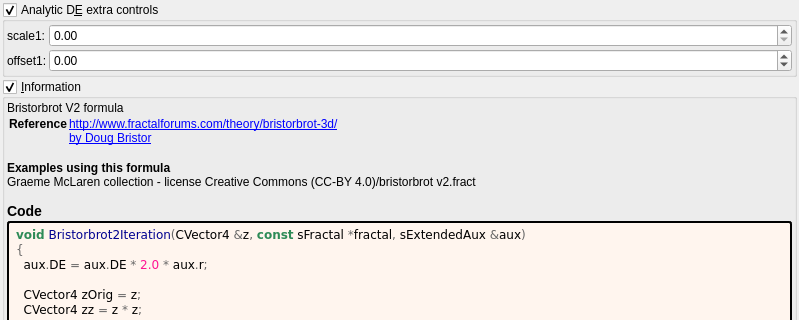
Before: the Qt Designer form mandelbulber2/formula/ui/bristorbrot2.ui in buddhi1980/mandelbulber2, drawn with Qt 5; both pictures show x 0 to 799 and y 213 to 533 of the 799 by 1203 pixel window.
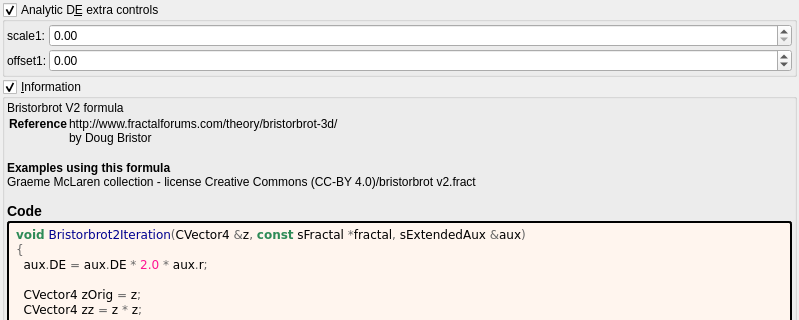
After: the same form once the commit is applied. Custom widgets are drawn as their Qt base class.

Commit message:
docs: show fractalforums.com formula references as text
fractalforums.com is only partly online; fractalforums.org keeps a read-only
copy and the active forum. The formula information boxes now show
fractalforums.com references (and the wrapped lines that continue them) as
plain text. The links that remain are closed with </a>, which the generator
never wrote. The formula/ui files are regenerated with
tools/populate_ui_information.py.

Patch:
```diff
--- a/mandelbulber2/formula/ui/bristorbrot2.ui
+++ b/mandelbulber2/formula/ui/bristorbrot2.ui
@@ -427,8 +427,8 @@
        <widget class="QLabel" name="label_information_general">
         <property name="text">
          <string notr="true">&lt;p&gt;Bristorbrot V2 formula&lt;/p&gt;&lt;table&gt;
-&lt;tr&gt;&lt;th&gt;Reference&lt;/th&gt;&lt;td&gt;&lt;a href=&quot;http://www.fractalforums.com/theory/bristorbrot-3d/&quot;&gt;http://www.fractalforums.com/theory/bristorbrot-3d/&lt;br&gt;
-&lt;a href=&quot;by Doug Bristor&quot;&gt;by Doug Bristor&lt;br&gt;
+&lt;tr&gt;&lt;th&gt;Reference&lt;/th&gt;&lt;td&gt;http://www.fractalforums.com/theory/bristorbrot-3d/&lt;br&gt;
+&lt;a href=&quot;by Doug Bristor&quot;&gt;by Doug Bristor&lt;/a&gt;&lt;br&gt;
 &lt;/td&gt;&lt;/tr&gt;
 &lt;/table&gt;
 &lt;br&gt;&lt;b&gt;Examples using this formula&lt;/b&gt;&lt;br&gt;Graeme McLaren  collection - license Creative Commons  (CC-BY 4.0)/bristorbrot v2.fract&lt;h3&gt;Code&lt;/h3&gt;</string>
```
The commit also changes 202 other files.
